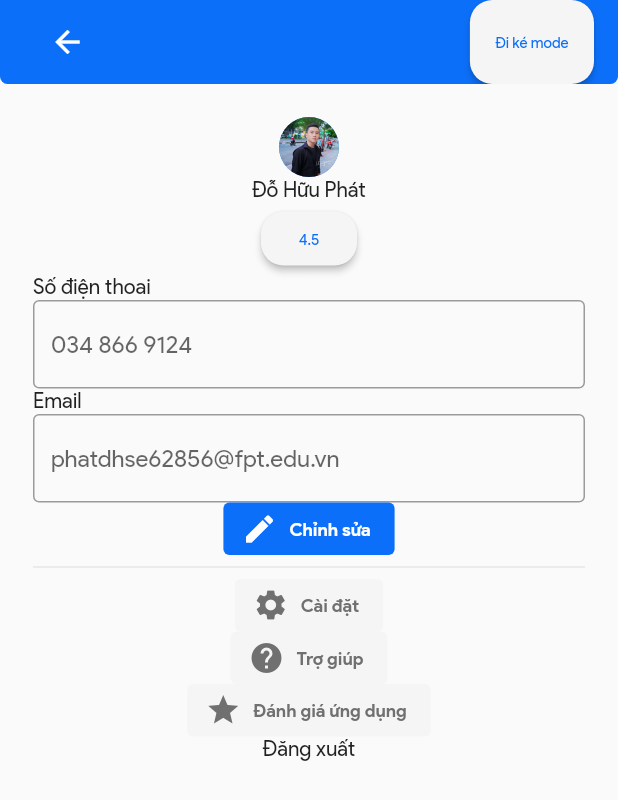
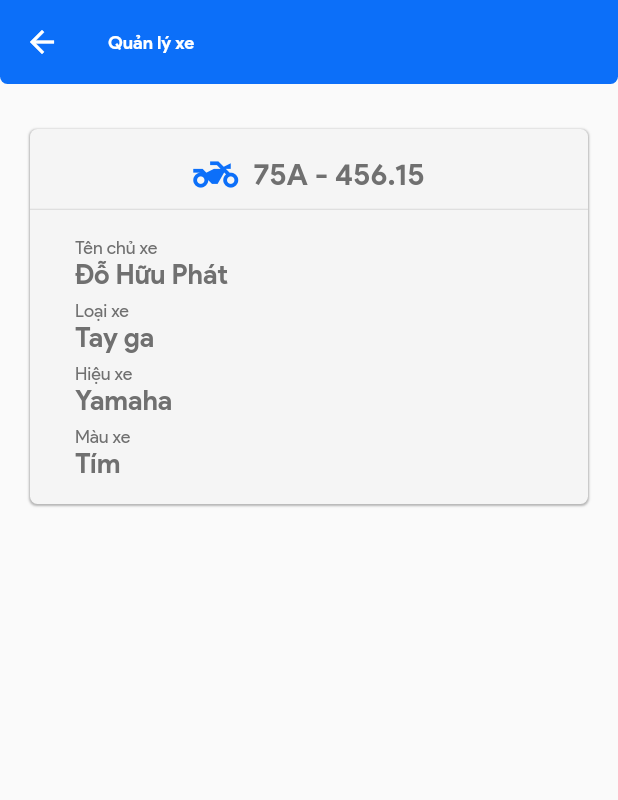
Before and after one commit to TamNguyen8021/Biike-user, a Flutter app: the screen it shows after launch, on a phone screen of 412 x 824 dp. Shown: the top 800 px of the screen. Run offline on Flutter 3.47's test engine with Material 2 defaults, Android fonts, the phone set to English and light mode, and no system bars.

Commit message:
add manage bike page

```diff
--- a/lib/main.dart
+++ b/lib/main.dart
@@ -2,6 +2,7 @@ import 'package:bikes_user/pages/home_page.dart';
 import 'package:bikes_user/pages/profile_page.dart';
 import 'package:bikes_user/widgets/pages/activity.dart';
 import 'package:bikes_user/pages/open_page.dart';
+import 'package:bikes_user/pages/manage_bike_page.dart';
 import 'package:bikes_user/pages/trip_history_page.dart';
 import 'package:bikes_user/utils/custom_colors.dart';
 import 'package:flutter/material.dart';
@@ -22,7 +23,7 @@ class Biike extends StatelessWidget {
           // Apply a combination of colors based on the provided one to entire app.
           primarySwatch: CustomColors.kBlue,
           fontFamily: 'SVN Product Sans'),
-      initialRoute: '/profile',
+      initialRoute: '/manage_bike',
       routes: {
         '/open': (BuildContext ctx) => OpenPage(),
 
@@ -36,6 +37,9 @@ class Biike extends StatelessWidget {
         '/profile': (BuildContext ctx) => ProfilePage(
               role: 'Driver',
             ),
+        '/manage_bike': (BuildContext ctx) => ManageBikePage(
+          role: 'Driver',
+        ),
       },
     );
   }
--- /dev/null
+++ b/lib/pages/manage_bike_page.dart
@@ -0,0 +1,182 @@
+import 'package:bikes_user/utils/custom_colors.dart';
+import 'package:bikes_user/utils/custom_strings.dart';
+import 'package:bikes_user/widgets/appbars/custom_appbar.dart';
+import 'package:bikes_user/widgets/appbars/bottom_tabbar.dart';
+import 'package:bikes_user/widgets/pages/activity.dart';
+import 'package:bikes_user/widgets/pages/customer_home_full.dart';
+import 'package:bikes_user/widgets/pages/driver_home.dart';
+import 'package:flutter/cupertino.dart';
+import 'package:flutter/material.dart';
+
+/// The home screen template for both ke-er and biker
+class ManageBikePage extends StatelessWidget {
+  final String role;
+  const ManageBikePage({Key? key, required this.role}) : super(key: key);
+
+  @override
+  Widget build(BuildContext context) {
+    String modeButtonText = CustomStrings.kCustomerMode;
+    String manageBikeText = 'Quản lý xe';
+    String settingButton = 'Cài đặt';
+    String rateAppButton = 'Đánh giá ứng dụng';
+    String logOutButton = 'Đăng xuất';
+    String bikeNumberPlate = '75A - 456.15';
+    String bikeOwner = 'Tên chủ xe';
+    String bikeOwerValue = 'Đỗ Hữu Phát';
+    String bikeCategory = 'Loại xe';
+    String bikeCategoryValue = 'Tay ga';
+    String bikeBrand = 'Hiệu xe';
+    String bikeBrandValue = 'Yamaha';
+    String bikeColor = 'Màu xe';
+    String bikeColorValue = 'Tím';
+    Color modeButtonForegroundColor = CustomColors.kBlue;
+    Color modeButtonBackgroundColor = CustomColors.kLightGray;
+
+    return DefaultTabController(
+      length: 2,
+      child: Scaffold(
+        appBar: CustomAppBar(
+          appBar: AppBar(),
+          leadingWidget: IconButton(
+              icon: Icon(Icons.arrow_back),
+              onPressed: () => Navigator.pop(context)),
+          title: Text(
+            manageBikeText,
+            style: TextStyle(fontSize: 12, fontWeight: FontWeight.bold),
+          ),
+        ),
+        body: SingleChildScrollView(
+          child: Column(
+            children: <Widget>[
+              SizedBox(
+                height: 10.0,
+              ),
+              SingleChildScrollView(
+                child: Padding(
+                  padding: const EdgeInsets.all(20.0),
+                  child: Container(
+                    height: 250,
+                    child: Column(
+                      crossAxisAlignment: CrossAxisAlignment.center,
+                      mainAxisAlignment: MainAxisAlignment.center,
+                      children: <Widget>[
+                        Row(
+                            crossAxisAlignment: CrossAxisAlignment.center,
+                            mainAxisAlignment: MainAxisAlignment.center,
+                            children: <Widget>[
+                              Icon(
+                                Icons.two_wheeler,
+                                color: CustomColors.kBlue,
+                                size: 30,
+                              ),
+                              SizedBox(
+                                width: 10,
+                              ),
+                              Text(
+                                bikeNumberPlate,
+                                style: TextStyle(
+                                    color: CustomColors.kDarkGray,
+                                    fontSize: 20,
+                                    fontWeight: FontWeight.bold),
+                              ),
+                            ]),
+                        Divider(),
+                        Row(children: <Widget>[
+                          Padding(
+                            padding: const EdgeInsets.fromLTRB(30, 10, 10, 0),
+                            child: Column(
+                              crossAxisAlignment: CrossAxisAlignment.start,
+                              children: <Widget>[
+                                Text(
+                                  bikeOwner,
+                                  style: TextStyle(
+                                      color: CustomColors.kDarkGray,
+                                      fontSize: 12),
+                                ),
+                                Text(
+                                  bikeOwerValue,
+                                  style: TextStyle(
+                                    color: CustomColors.kDarkGray,
+                                    fontSize: 18,
+                                    fontWeight: FontWeight.bold,
+                                  ),
+                                ),
+                                SizedBox(
+                                  height: 5,
+                                ),
+                                Text(
+                                  bikeCategory,
+                                  style: TextStyle(
+                                      color: CustomColors.kDarkGray,
+                                      fontSize: 12),
+                                ),
+                                Text(
+                                  bikeCategoryValue,
+                                  style: TextStyle(
+                                    color: CustomColors.kDarkGray,
+                                    fontSize: 18,
+                                    fontWeight: FontWeight.bold,
+                                  ),
+                                ),
+                                SizedBox(
+                                  height: 5,
+                                ),
+                                Text(
+                                  bikeBrand,
+                                  style: TextStyle(
+                                      color: CustomColors.kDarkGray,
+                                      fontSize: 12),
+                                ),
+                                Text(
+                                  bikeBrandValue,
+                                  style: TextStyle(
+                                    color: CustomColors.kDarkGray,
+                                    fontSize: 18,
+                                    fontWeight: FontWeight.bold,
+                                  ),
+                                ),
+                                SizedBox(
+                                  height: 5,
+                                ),
+                                Text(
+                                  bikeColor,
+                                  style: TextStyle(
+                                      color: CustomColors.kDarkGray,
+                                      fontSize: 12),
+                                ),
+                                Text(
+                                  bikeColorValue,
+                                  style: TextStyle(
+                                    color: CustomColors.kDarkGray,
+                                    fontSize: 18,
+                                    fontWeight: FontWeight.bold,
+                                  ),
+                                ),
+                              ],
+                            ),
+                          ),
+                        ]),
+                      ],
+                    ),
+                    decoration: BoxDecoration(
+                        color: CustomColors.kLightGray,
+                        borderRadius: BorderRadius.all(Radius.circular(5)),
+                        boxShadow: <BoxShadow>[
+                          BoxShadow(
+                            color: CustomColors.kDarkGray.withOpacity(0.5),
+                            spreadRadius: 0.5,
+                            blurRadius: 0.5,
+                            // changes position of shadow
+                            offset: Offset(0, 0.5),
+                          )
+                        ]),
+                  ),
+                ),
+              )
+            ],
+          ),
+        ),
+      ),
+    );
+  }
+}
```
